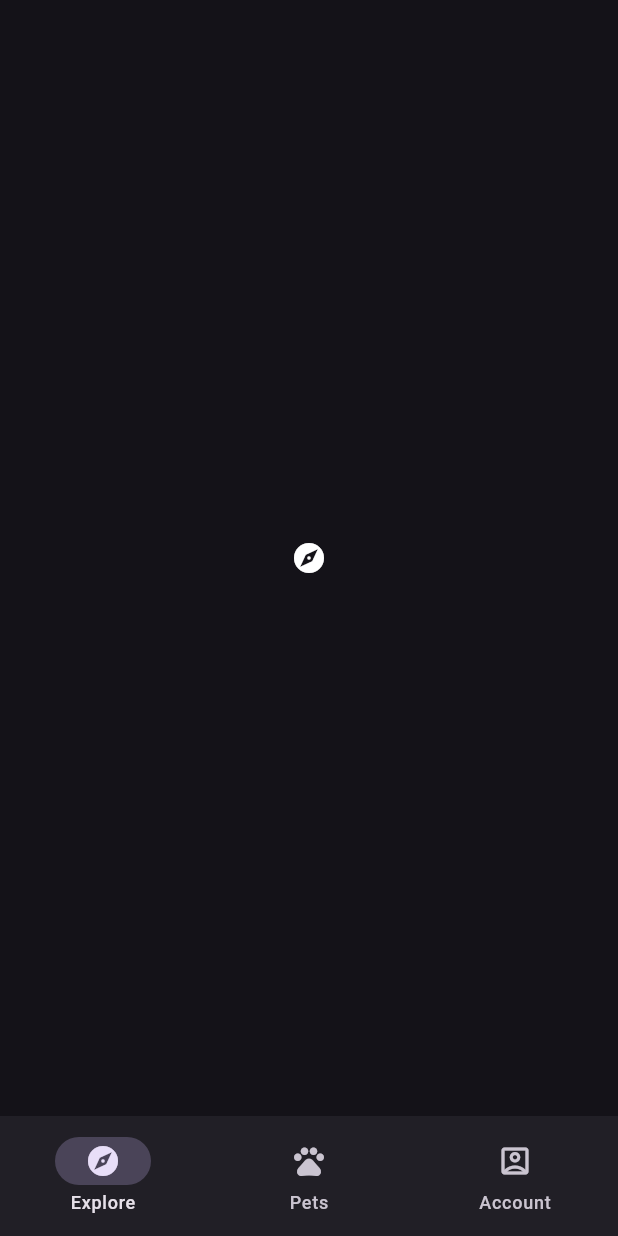
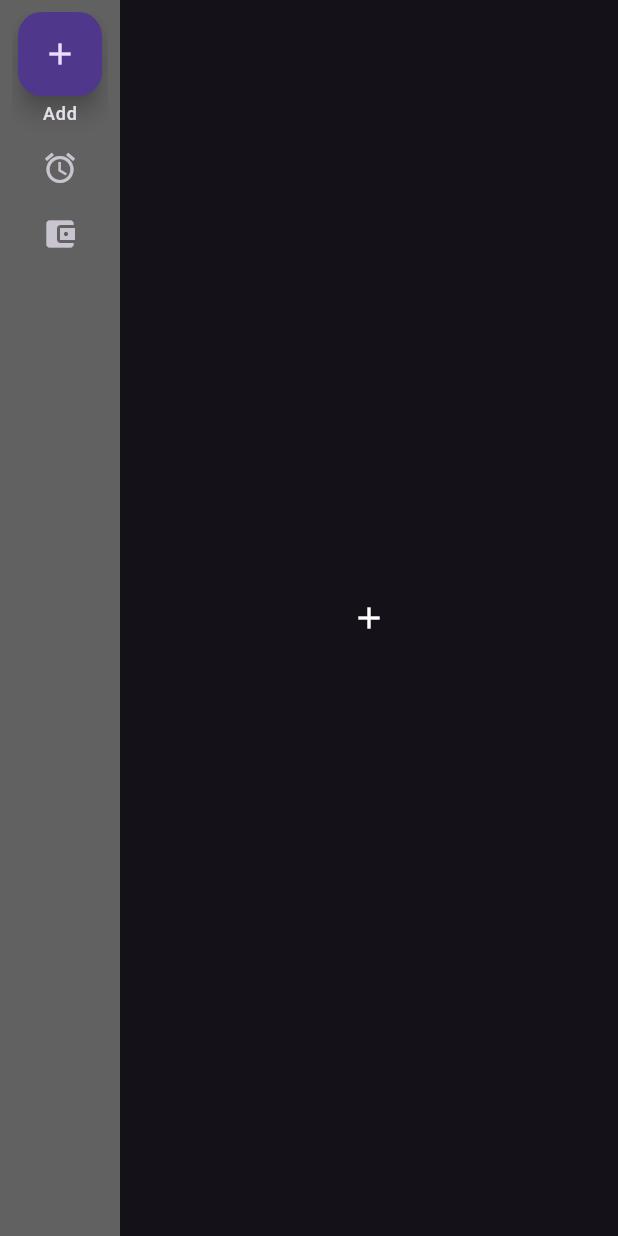
Before and after one commit to w1y0n0/flutter_widget_exercise, a Flutter app: the screen it shows after launch, on a phone screen of 412 x 824 dp. Run offline on Flutter 3.47's test engine with Material 2 defaults, Android fonts, the phone set to English and light mode, and no system bars.

Commit message:
Material3: NavigationRail

```diff
--- a/lib/main.dart
+++ b/lib/main.dart
@@ -6,6 +6,7 @@ import 'package:flutter_widget_exercise/material3/common_button.dart';
 import 'package:flutter_widget_exercise/material3/floating_action_buttons.dart';
 import 'package:flutter_widget_exercise/material3/icons_buttons.dart';
 import 'package:flutter_widget_exercise/material3/nav_bar.dart';
+import 'package:flutter_widget_exercise/material3/nav_rail.dart';
 import 'package:flutter_widget_exercise/material3/segmented_buttons.dart';
 
 void main() {
@@ -42,7 +43,8 @@ class MyApp extends StatelessWidget {
       // home: const IconButtons(),
       // home: const SegmentedButtons(),
       // home: const Badges(),
-      home: const NavBar(),
+      // home: const NavBar(),
+      home: const NavRail(),
     );
   }
 }
--- /dev/null
+++ b/lib/material3/nav_rail.dart
@@ -0,0 +1,57 @@
+import 'package:flutter/material.dart';
+
+class NavRail extends StatefulWidget {
+  const NavRail({super.key});
+
+  @override
+  State<NavRail> createState() => _NavRailState();
+}
+
+class _NavRailState extends State<NavRail> {
+  int selectedIndex = 0;
+  @override
+  Widget build(BuildContext context) {
+    return Scaffold(
+      body: Row(
+        children: [
+          NavigationRail(
+            backgroundColor: Colors.grey[700],
+            destinations: [
+              NavigationRailDestination(
+                icon: FloatingActionButton(
+                  onPressed: () {
+                    selectedIndex = 0;
+                    setState(() {});
+                  },
+                  child: const Icon(Icons.add),
+                ),
+                label: const Text('Add'),
+              ),
+              const NavigationRailDestination(
+                icon: Icon(Icons.access_alarm),
+                label: Text('Alarm'),
+              ),
+              const NavigationRailDestination(
+                icon: Icon(Icons.account_balance_wallet),
+                label: Text('Wallet'),
+              ),
+            ],
+            labelType: NavigationRailLabelType.selected,
+            selectedIndex: selectedIndex,
+            onDestinationSelected: (value) {
+              selectedIndex = value;
+              setState(() {});
+            },
+          ),
+          Expanded(
+            child: [
+              const Icon(Icons.add),
+              const Icon(Icons.access_alarm),
+              const Icon(Icons.account_balance_wallet),
+            ][selectedIndex],
+          ),
+        ],
+      ),
+    );
+  }
+}
```
Also changed, not shown: 1 other file.
